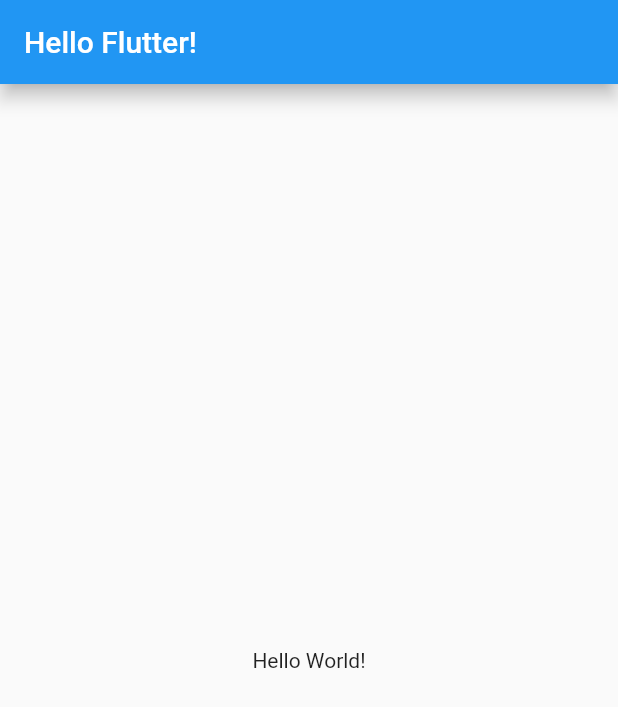
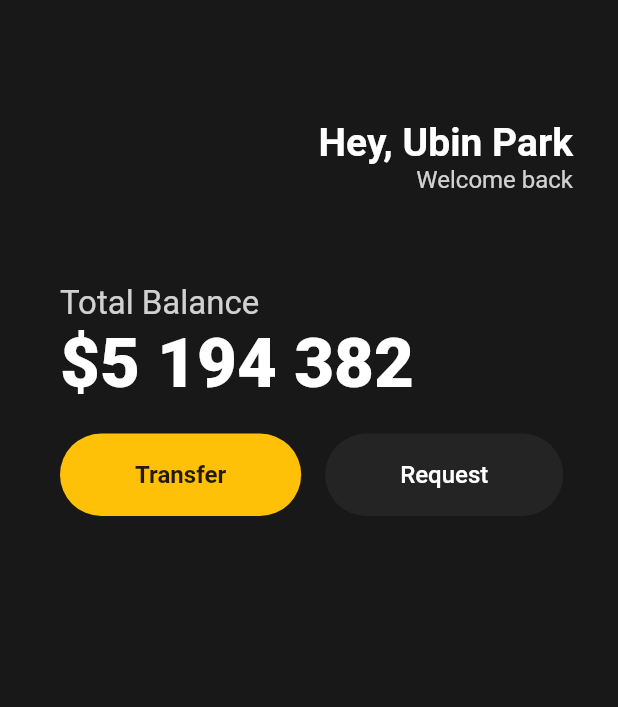
Before and after one commit to Ubinquitous/Flutter, a Flutter app: the screen it shows after launch, on a phone screen of 412 x 824 dp. Shown: the top 707 px of the screen. Run offline on Flutter 3.47's test engine with Material 2 defaults, Android fonts, the phone set to English and light mode, and no system bars.

Commit message:
ADD : Button and some widget

```diff
--- a/lib/main.dart
+++ b/lib/main.dart
@@ -9,14 +9,117 @@ class App extends StatelessWidget {
   Widget build(BuildContext context) {
     return MaterialApp(
       home: Scaffold(
-        appBar: AppBar(
-          elevation: 5,
-          title: Text("Hello Flutter!"),
-        ),
-        body: Center(
-          child: Text("Hello World!"),
-        ),
-      ),
+          backgroundColor: const Color(0xFF181818),
+          body: Padding(
+            padding: const EdgeInsets.only(right: 30),
+            child: Column(
+              children: [
+                const SizedBox(
+                  height: 80,
+                ),
+                Row(
+                  mainAxisAlignment: MainAxisAlignment.end,
+                  children: [
+                    Column(
+                      crossAxisAlignment: CrossAxisAlignment.end,
+                      children: [
+                        const Text(
+                          'Hey, Ubin Park',
+                          style: TextStyle(
+                            color: Colors.white,
+                            fontSize: 26,
+                            fontWeight: FontWeight.w700,
+                          ),
+                        ),
+                        Text(
+                          'Welcome back',
+                          style: TextStyle(
+                            color: Colors.white.withOpacity(0.8),
+                            fontSize: 16,
+                          ),
+                        ),
+                      ],
+                    )
+                  ],
+                ),
+                const SizedBox(
+                  height: 60,
+                ),
+                Padding(
+                  padding: const EdgeInsets.only(left: 40),
+                  child: Row(
+                    children: [
+                      Column(
+                        crossAxisAlignment: CrossAxisAlignment.start,
+                        children: [
+                          Text(
+                            "Total Balance",
+                            style: TextStyle(
+                              color: Colors.white.withOpacity(0.8),
+                              fontSize: 22,
+                            ),
+                          ),
+                          const Text(
+                            "\$5 194 382",
+                            style: TextStyle(
+                              color: Colors.white,
+                              fontSize: 46,
+                              fontWeight: FontWeight.w800,
+                            ),
+                          ),
+                          const SizedBox(
+                            height: 20,
+                          ),
+                          Row(
+                            children: [
+                              Container(
+                                decoration: BoxDecoration(
+                                    color: Colors.amber,
+                                    borderRadius: BorderRadius.circular(50)),
+                                child: const Padding(
+                                  padding: EdgeInsets.symmetric(
+                                    vertical: 18,
+                                    horizontal: 50,
+                                  ),
+                                  child: Text(
+                                    'Transfer',
+                                    style: TextStyle(
+                                        fontSize: 16,
+                                        fontWeight: FontWeight.w600),
+                                  ),
+                                ),
+                              ),
+                              const SizedBox(
+                                width: 16,
+                              ),
+                              Container(
+                                decoration: BoxDecoration(
+                                    color: const Color(0xFF242424),
+                                    borderRadius: BorderRadius.circular(50)),
+                                child: const Padding(
+                                  padding: EdgeInsets.symmetric(
+                                    vertical: 18,
+                                    horizontal: 50,
+                                  ),
+                                  child: Text(
+                                    'Request',
+                                    style: TextStyle(
+                                        fontSize: 16,
+                                        color: Colors.white,
+                                        fontWeight: FontWeight.w500),
+                                  ),
+                                ),
+                              )
+                            ],
+                          )
+                        ],
+                      ),
+                    ],
+                  ),
+                )
+              ],
+            ),
+          )),
     );
   }
 }
```
